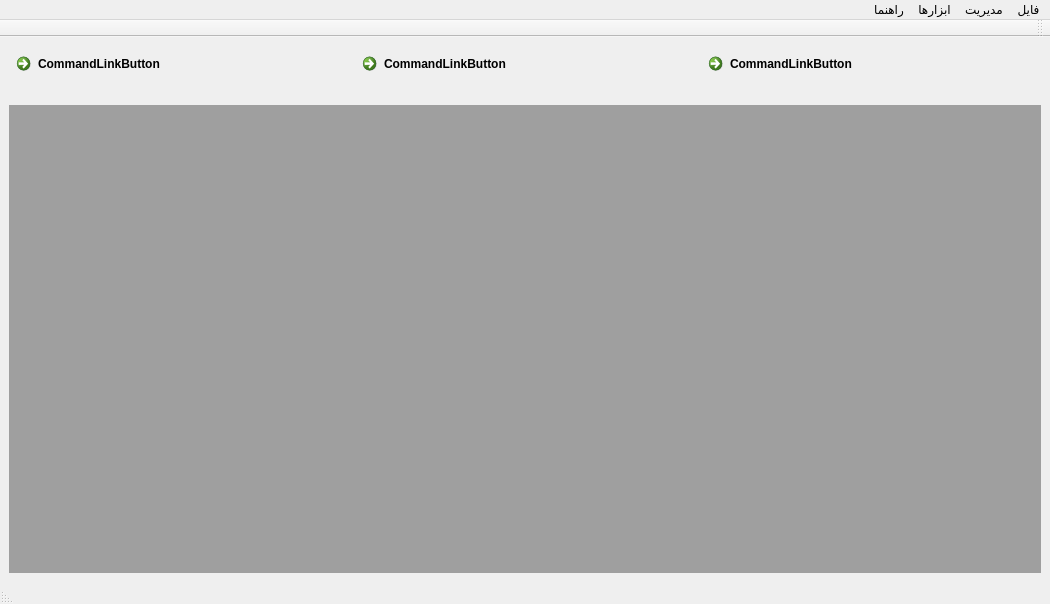
Before: the Qt Designer form UI/mainwindow.ui in reza-rezvani2052/Takvingar, drawn with Qt 5.
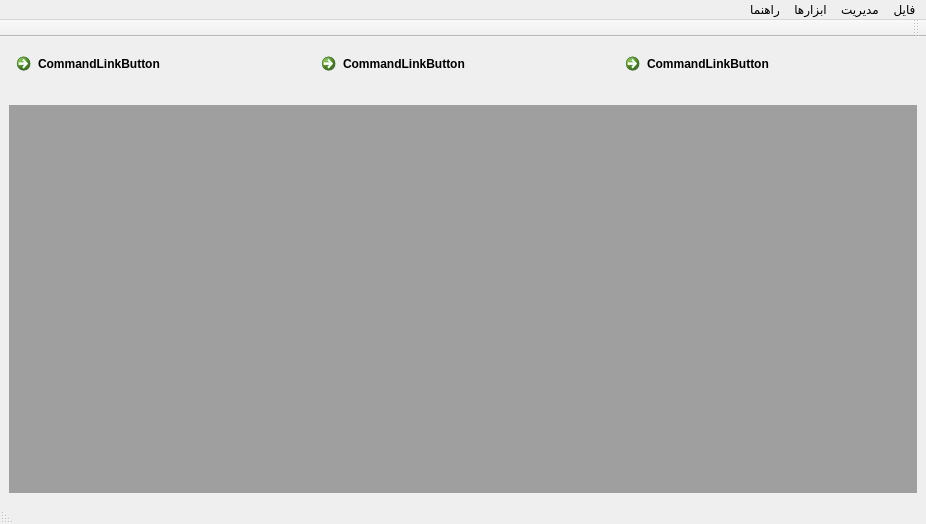
After: the same form once the commit is applied. Icons and pictures are not drawn.

```diff
--- a/UI/mainwindow.ui
+++ b/UI/mainwindow.ui
@@ -6,8 +6,8 @@
    <rect>
     <x>0</x>
     <y>0</y>
-    <width>1050</width>
-    <height>604</height>
+    <width>926</width>
+    <height>524</height>
    </rect>
   </property>
   <property name="windowTitle">
@@ -115,7 +115,7 @@
     <rect>
      <x>0</x>
      <y>0</y>
-     <width>1050</width>
+     <width>926</width>
      <height>25</height>
     </rect>
    </property>
```
Left out of the diff: 51 changed lines with no effect on the pictures.
